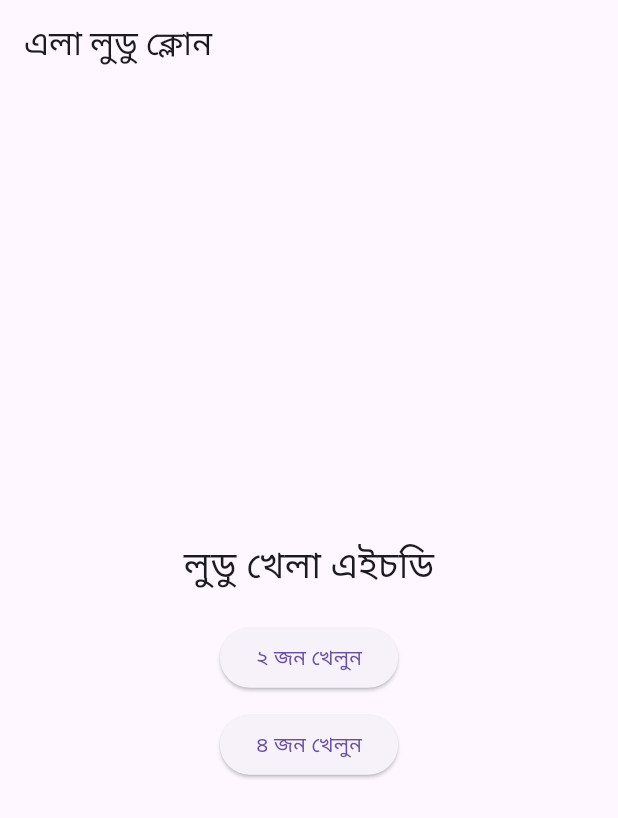
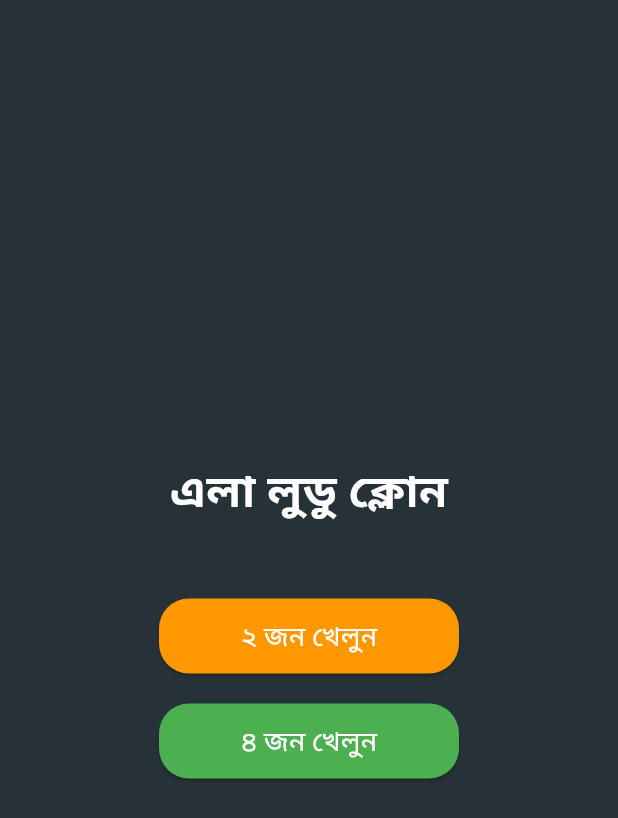
Before and after one commit to Roykk55/ludo_khela_hd, a Flutter app: the screen it shows after launch, on a phone screen of 412 x 824 dp. Shown: the top 818 px of the screen. Run offline on Flutter 3.47's test engine with Material 3 defaults, Android fonts, the light colour scheme and no system bars.

Commit message:
Update main.dart

```diff
--- a/lib/main.dart
+++ b/lib/main.dart
@@ -6,6 +6,7 @@ class LudoApp extends StatelessWidget {
   @override
   Widget build(BuildContext context) {
     return MaterialApp(
+      debugShowCheckedModeBanner: false,
       home: LudoHomeScreen(),
     );
   }
@@ -15,25 +16,34 @@ class LudoHomeScreen extends StatelessWidget {
   @override
   Widget build(BuildContext context) {
     return Scaffold(
-      appBar: AppBar(title: Text("এলা লুডু ক্লোন")),
+      backgroundColor: Colors.blueGrey[900], // এলা লুডুর ব্যাকগ্রাউন্ডের মতো গাঢ় রঙ
       body: Center(
         child: Column(
           mainAxisAlignment: MainAxisAlignment.center,
           children: [
-            Text("লুডু খেলা এইচডি", style: TextStyle(fontSize: 24)),
+            Text("এলা লুডু ক্লোন", style: TextStyle(fontSize: 30, color: Colors.white, fontWeight: FontWeight.bold)),
+            SizedBox(height: 50),
+            _buildMenuButton("২ জন খেলুন", Colors.orange),
             SizedBox(height: 20),
-            ElevatedButton(
-              onPressed: () {},
-              child: Text("২ জন খেলুন")
-            ),
-            SizedBox(height: 10),
-            ElevatedButton(
-              onPressed: () {},
-              child: Text("৪ জন খেলুন")
-            ),
+            _buildMenuButton("৪ জন খেলুন", Colors.green),
           ],
         ),
       ),
     );
   }
+
+  Widget _buildMenuButton(String title, Color color) {
+    return SizedBox(
+      width: 200,
+      height: 50,
+      child: ElevatedButton(
+        style: ElevatedButton.styleFrom(
+          backgroundColor: color,
+          shape: RoundedRectangleBorder(borderRadius: BorderRadius.circular(20)),
+        ),
+        onPressed: () {},
+        child: Text(title, style: TextStyle(fontSize: 18, color: Colors.white)),
+      ),
+    );
+  }
 }
```
